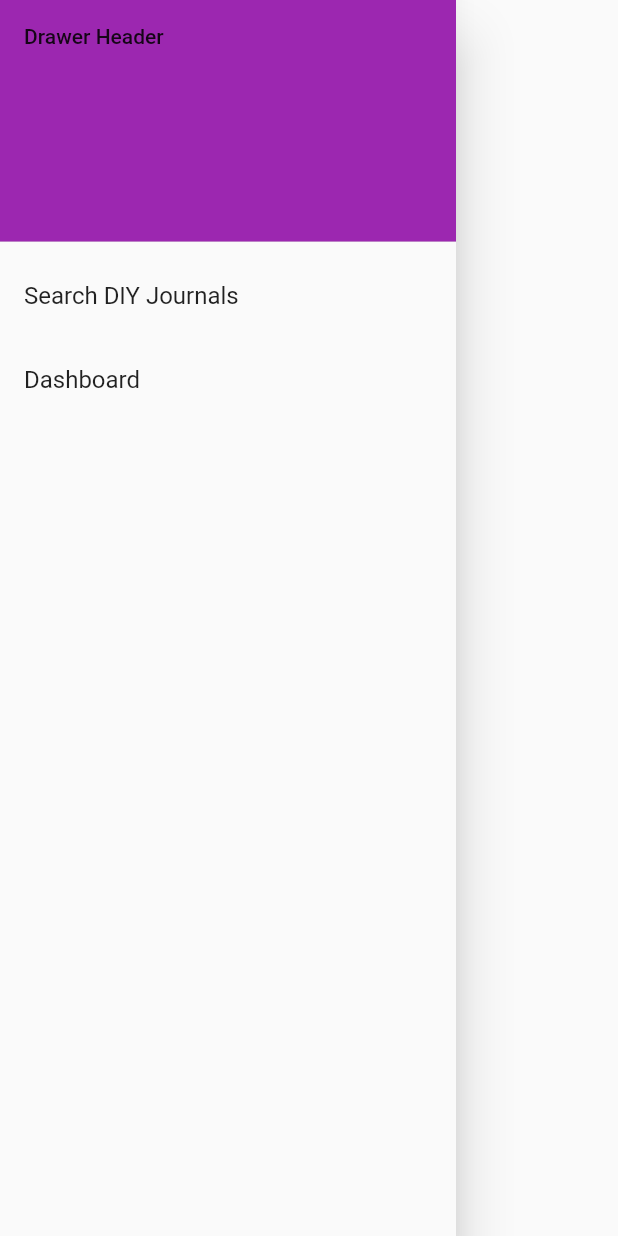
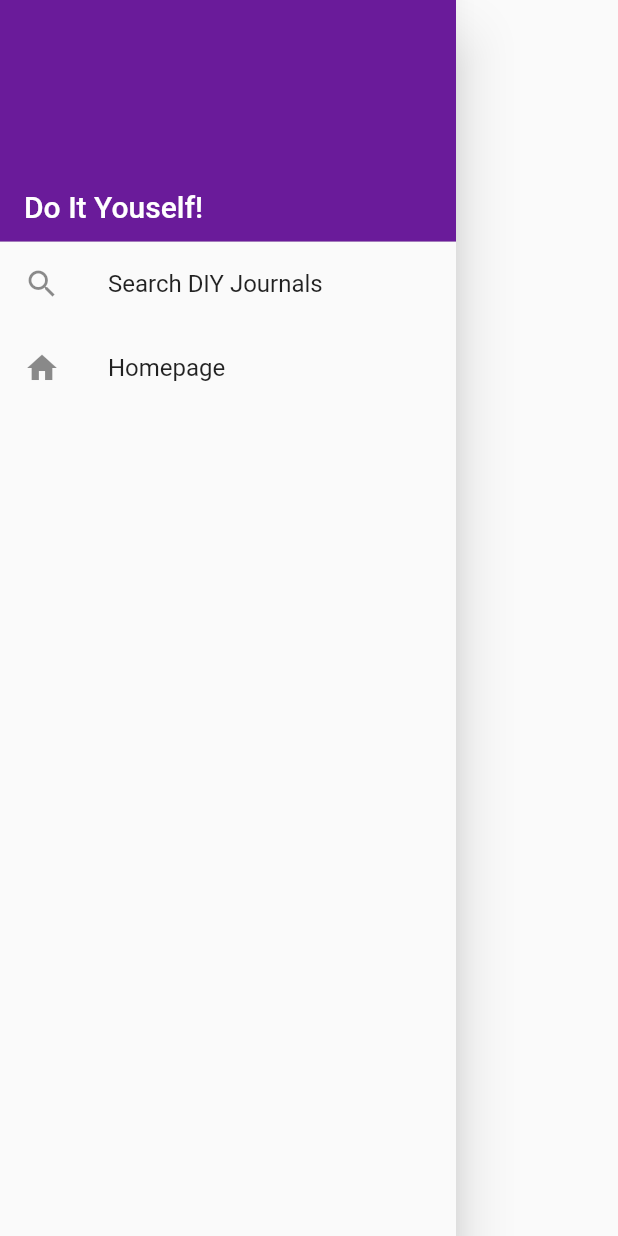
Before and after one commit to katherineelia001/DIY, a Flutter app: the AppDrawer widget shown alone on an empty page, opened directly, on a phone screen of 412 x 824 dp. Run offline on Flutter 3.47's test engine with Material 2 defaults, Android fonts, the light colour scheme and no system bars; missing offline and left inert: at_app_flutter, at_client_mobile, at_onboarding_flutter, at_utils.

Commit message:
UI updates

```diff
--- a/lib/widgets/drawer.dart
+++ b/lib/widgets/drawer.dart
@@ -23,13 +23,15 @@ class AppDrawer extends StatelessWidget {
       child: ListView(
           padding: EdgeInsets.zero,
           children: [
-            const DrawerHeader(
-              decoration: BoxDecoration(
-                color: Colors.purple,
-              ),
-              child: Text('Drawer Header'),
-            ),
+            _createHeader(),
+            // const DrawerHeader(
+            //   decoration: BoxDecoration(
+            //     color: Colors.purple,
+            //   ),
+            //   child: Text('Drawer Header'),
+            // ),
             ListTile(
+              leading: Icon(Icons.search),
               title: const Text('Search DIY Journals'),
               onTap: () {
                    Navigator.push(
@@ -40,7 +42,8 @@ class AppDrawer extends StatelessWidget {
               },
             ),
             ListTile(
-              title: const Text('Dashboard'),
+              leading: Icon(Icons.home),
+              title: const Text('Homepage'),
               onTap: () {
                 Navigator.push(
                   context,
@@ -53,3 +56,22 @@ class AppDrawer extends StatelessWidget {
     );
   }
 }
+
+Widget _createHeader() {
+  return DrawerHeader(
+      margin: EdgeInsets.zero,
+      padding: EdgeInsets.zero,
+      decoration: BoxDecoration(
+          color: Colors.purple[800],
+              ),
+      child: Stack(children: <Widget>[
+        Positioned(
+            bottom: 12.0,
+            left: 16.0,
+            child: Text("Do It Youself!",
+                style: TextStyle(
+                    color: Colors.white,
+                    fontSize: 20.0,
+                    fontWeight: FontWeight.w500))),
+      ]));
+}
```
